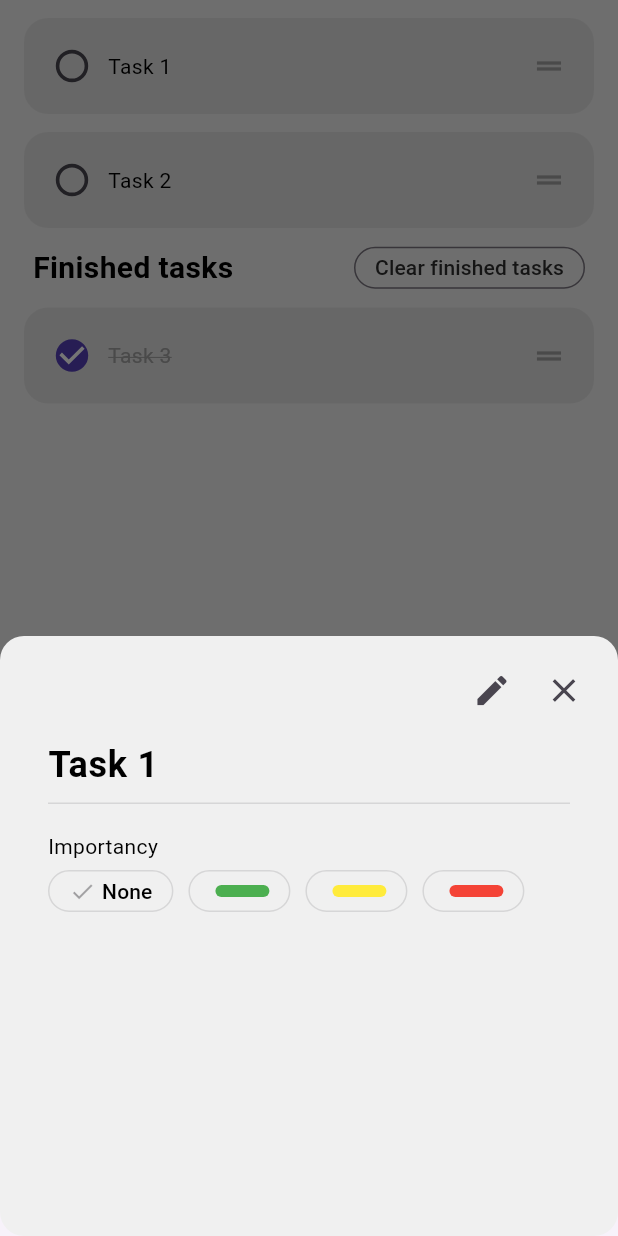
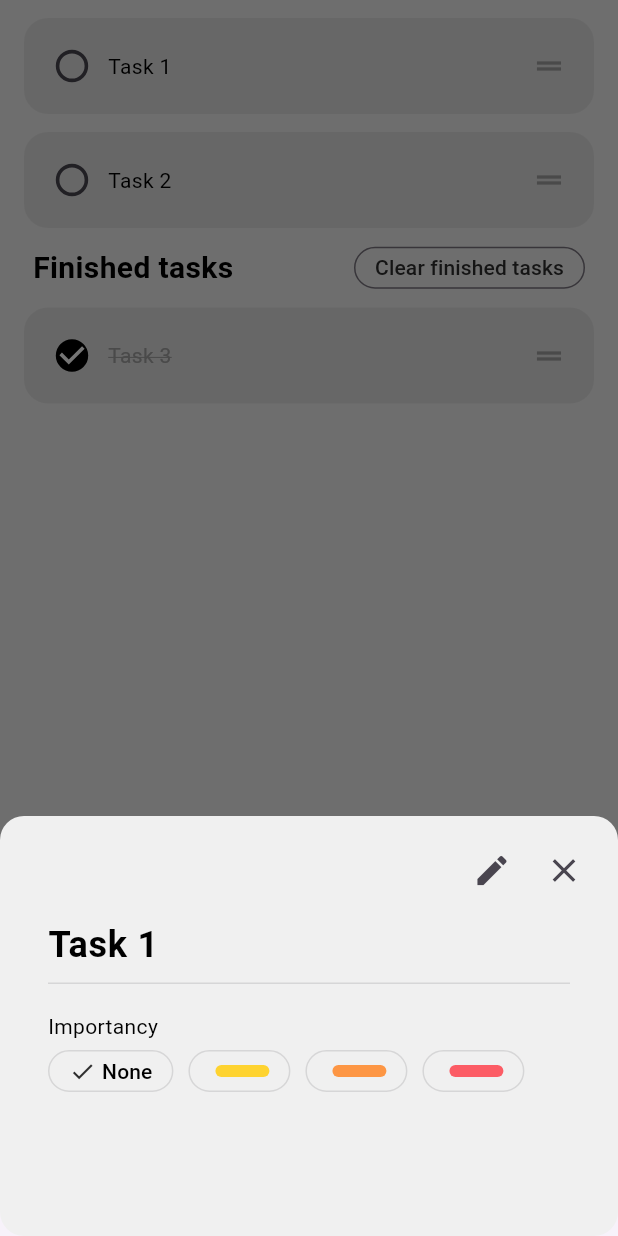
Before and after one commit to Lund2005/simple_todo_app, a Flutter app: the screen it shows after launch, after a tap on "Task 1", on a phone screen of 412 x 824 dp. Run offline on Flutter 3.47's test engine with Material 3 defaults, Android fonts, the light colour scheme and no system bars.

Commit message:
Finished basic editing and fixed text overflow

```diff
--- a/lib/edit_window.dart
+++ b/lib/edit_window.dart
@@ -5,10 +5,12 @@ import 'package:simple_todo/util/color_palette.dart';
 
 class EditWindow extends StatefulWidget {
   final TextEditingController textController;
-  final Function onSave;
+  final Function(int) onSave;
+  final int previousImportancyIndex;
 
   const EditWindow({
     required this.textController,
+    required this.previousImportancyIndex,
     required this.onSave,
     super.key,
   });
@@ -19,7 +21,13 @@ class EditWindow extends StatefulWidget {
 
 class _EditWindowState extends State<EditWindow> {
   bool editing = false;
-  int selectedIndex = 0;
+  late int importancyIndex;
+
+  @override
+  void initState() {
+    super.initState();
+    importancyIndex = widget.previousImportancyIndex;
+  }
 
   void selectImportancy() {}
 
@@ -56,7 +64,8 @@ class _EditWindowState extends State<EditWindow> {
                     SizedBox(width: 0),
                     IconButton(
                       onPressed: () {
-                        widget.onSave();
+                        print(importancyIndex);
+                        widget.onSave(importancyIndex);
                         Navigator.pop(context);
                       },
                       icon: Icon(Icons.check),
@@ -73,7 +82,12 @@ class _EditWindowState extends State<EditWindow> {
               TextFormField(
                 enabled: editing ? true : false,
                 controller: widget.textController,
-                decoration: InputDecoration(fillColor: ColorPalette.background),
+                decoration: InputDecoration(
+                  fillColor: ColorPalette.background,
+                  focusedBorder: UnderlineInputBorder(
+                    borderSide: BorderSide(color: ColorPalette.primary),
+                  ),
+                ),
                 onChanged: (value) => setState(() {}),
                 style: TextStyle(
                   color: ColorPalette.onBackground,
@@ -90,8 +104,15 @@ class _EditWindowState extends State<EditWindow> {
               Row(
                 children: [
                   SmallButton(
-                    onClick: editing ? selectImportancy : null,
-                    checked: selectedIndex == 0,
+                    onClick:
+                        editing
+                            ? () {
+                              setState(() {
+                                importancyIndex = 0;
+                              });
+                            }
+                            : null,
+                    checked: importancyIndex == 0,
                     child: Text(
                       'None',
                       style: TextStyle(color: ColorPalette.onBackground),
@@ -99,20 +120,41 @@ class _EditWindowState extends State<EditWindow> {
                   ),
                   SizedBox(width: 10),
                   SmallButton(
-                    onClick: editing ? selectImportancy : null,
-                    checked: selectedIndex == 1,
+                    onClick:
+                        editing
+                            ? () {
+                              setState(() {
+                                importancyIndex = 1;
+                              });
+                            }
+                            : null,
+                    checked: importancyIndex == 1,
                     child: ColorTag(color: ColorPalette.lowImportancy),
                   ),
                   SizedBox(width: 10),
                   SmallButton(
-                    onClick: editing ? selectImportancy : null,
-                    checked: selectedIndex == 2,
+                    onClick:
+                        editing
+                            ? () {
+                              setState(() {
+                                importancyIndex = 2;
+                              });
+                            }
+                            : null,
+                    checked: importancyIndex == 2,
                     child: ColorTag(color: ColorPalette.midImportancy),
                   ),
                   SizedBox(width: 10),
                   SmallButton(
-                    onClick: editing ? selectImportancy : null,
-                    checked: selectedIndex == 3,
+                    onClick:
+                        editing
+                            ? () {
+                              setState(() {
+                                importancyIndex = 3;
+                              });
+                            }
+                            : null,
+                    checked: importancyIndex == 3,
                     child: ColorTag(color: ColorPalette.highImportany),
                   ),
                 ],
--- a/lib/home_page.dart
+++ b/lib/home_page.dart
@@ -86,34 +86,33 @@ class _HomePageState extends State<HomePage> {
     _editingFieldController.text = todos[taskIndex].name;
     showModalBottomSheet(
       context: context,
+      isScrollControlled: true,
       builder: (context) {
-        return Container(
+        return Padding(
+          padding: EdgeInsets.only(
+            bottom: MediaQuery.of(context).viewInsets.bottom,
+          ),
+          child: Container(
             decoration: BoxDecoration(
               borderRadius: BorderRadius.circular(16),
               color: ColorPalette.background,
             ),
-          padding: EdgeInsets.only(
-            left: 12,
-            right: 12,
-            top: 12,
-            bottom:
-                MediaQuery.of(context).viewInsets.bottom +
-                24, //adjusting to keyboard
-          ),
+            padding: EdgeInsets.only(left: 12, right: 12, top: 12, bottom: 10),
             width: MediaQuery.of(context).size.width,
-          height:
-              MediaQuery.of(context).viewInsets.bottom +
-              400, //adjusting to keyboard
+            height: 280,
             child: EditWindow(
               textController: _editingFieldController,
-            onSave: () {
+              previousImportancyIndex: todos[taskIndex].importancy,
+              onSave: (importancyIndex) {
                 setState(() {
                   todos[taskIndex].name = _editingFieldController.text;
+                  todos[taskIndex].importancy = importancyIndex;
                 });
                 Future.delayed(const Duration(milliseconds: 300), () {
                   _editingFieldController.clear();
                 });
               },
+            ),
           ),
         );
       },
@@ -212,6 +211,7 @@ class _HomePageState extends State<HomePage> {
                                   index: index,
                                   taskName: cur.name,
                                   taskCompleted: false,
+                                  importancy: cur.importancy,
                                   environmentalContent: todos,
                                   onChanged:
                                       (value) => checkBoxChanged(value, index),
@@ -322,6 +322,7 @@ class _HomePageState extends State<HomePage> {
                                 index: index,
                                 taskName: cur.name,
                                 taskCompleted: true,
+                                importancy: cur.importancy,
                                 environmentalContent: finished,
                                 onChanged:
                                     (value) => checkBoxChanged(value, index),
@@ -349,6 +350,7 @@ class _HomePageState extends State<HomePage> {
 class Task {
   String id;
   String name;
+  int importancy = 0;
 
   Task({required this.name}) : id = UniqueKey().toString();
 }
--- a/lib/sending_textfield.dart
+++ b/lib/sending_textfield.dart
@@ -27,7 +27,7 @@ class _SendingTextFieldState extends State<SendingTextField> {
               controller: widget.addingFieldController,
               decoration: InputDecoration(
                 hintText: 'What do you want to do?',
-                hintStyle: TextStyle(color: ColorPalette.secondary),
+                hintStyle: TextStyle(color: ColorPalette.onBackground),
                 contentPadding: EdgeInsets.only(
                   left: 20,
                   right: 20,
--- a/lib/small_button.dart
+++ b/lib/small_button.dart
@@ -30,7 +30,9 @@ class _SmallButtonState extends State<SmallButton> {
       onPressed: widget.onClick,
       child: Row(
         children: [
-          widget.checked ? Icon(Icons.check) : SizedBox(),
+          widget.checked
+              ? Icon(Icons.check, color: ColorPalette.secondary)
+              : SizedBox(),
           SizedBox(width: 4),
           widget.child,
         ],
--- a/lib/todo_list_tile.dart
+++ b/lib/todo_list_tile.dart
@@ -1,4 +1,5 @@
 import 'package:flutter/material.dart';
+import 'package:simple_todo/color_tag.dart';
 import 'package:simple_todo/util/color_palette.dart';
 
 class TodoListTile extends StatefulWidget {
@@ -6,6 +7,7 @@ class TodoListTile extends StatefulWidget {
   final int index;
   final String taskName;
   final bool taskCompleted;
+  final int importancy;
   final Function(bool?)? onChanged;
   final List environmentalContent;
 
@@ -14,6 +16,7 @@ class TodoListTile extends StatefulWidget {
     required this.index,
     required this.taskName,
     required this.taskCompleted,
+    required this.importancy,
     required this.onChanged,
     required this.environmentalContent,
   });
@@ -53,8 +56,24 @@ class _TodoListTileState extends State<TodoListTile> {
               ),
             ),
             //Task name
+            Expanded(
+              child: Column(
+                crossAxisAlignment: CrossAxisAlignment.start,
+                mainAxisSize: MainAxisSize.min,
+                children: [
+                  widget.importancy != 0
+                      ? ColorTag(
+                        width: 32,
+                        height: 8,
+                        color: ColorPalette.colorFromImportancy(
+                          widget.importancy,
+                        ),
+                      )
+                      : SizedBox(height: 0),
                   Text(
                     widget.taskName,
+                    overflow: TextOverflow.fade,
+                    softWrap: false,
                     style: TextStyle(
                       color:
                           widget.taskCompleted
@@ -71,9 +90,11 @@ class _TodoListTileState extends State<TodoListTile> {
                               : TextDecoration.none,
                     ),
                   ),
-            SizedBox(),
-            Expanded(
-              child: Container(
+                ],
+              ),
+            ),
+            SizedBox(width: 10),
+            Container(
               padding: EdgeInsets.only(right: 10),
               alignment: Alignment.centerRight,
               //drag handle with icon
@@ -83,7 +104,6 @@ class _TodoListTileState extends State<TodoListTile> {
                 child: Icon(Icons.drag_handle, color: ColorPalette.tertiary),
               ),
             ),
-            ),
           ],
         ),
       ),
--- a/lib/util/color_palette.dart
+++ b/lib/util/color_palette.dart
@@ -7,7 +7,7 @@ for flutters build in color system.
 */
 
 class ColorPalette {
-  static Color primary = const Color.fromARGB(255, 85, 64, 184);
+  static Color primary = const Color.fromARGB(255, 0, 0, 0);
   static Color secondary = Color.fromARGB(255, 45, 45, 45);
   static Color tertiary = Color.fromARGB(255, 161, 161, 161);
 
@@ -16,8 +16,8 @@ class ColorPalette {
   static Color background = Color.fromARGB(255, 240, 240, 240);
   static Color container = Color.fromARGB(255, 225, 225, 225);
 
-  static Color error = Color.fromARGB(255, 255, 75, 75);
-  static Color errorContainer = Color.fromARGB(255, 255, 202, 202);
+  static Color error = Color.fromARGB(255, 255, 65, 65);
+  static Color errorContainer = Color.fromARGB(255, 255, 199, 204);
 
   static Color onPrimary = Color.fromARGB(255, 255, 255, 255);
   static Color onSecondary = Color.fromARGB(255, 255, 255, 255);
@@ -26,7 +26,20 @@ class ColorPalette {
   static Color onBackground = Color.fromARGB(255, 0, 0, 0);
   static Color onContainer = Color.fromARGB(255, 0, 0, 0);
 
-  static Color lowImportancy = Colors.green;
-  static Color midImportancy = Colors.yellow;
-  static Color highImportany = Colors.red;
+  static Color lowImportancy = const Color.fromARGB(255, 254, 211, 48);
+  static Color midImportancy = const Color.fromARGB(255, 253, 150, 68);
+  static Color highImportany = const Color.fromARGB(255, 252, 92, 101);
+
+  static Color colorFromImportancy(int index) {
+    switch (index) {
+      case 1:
+        return lowImportancy;
+      case 2:
+        return midImportancy;
+      case 3:
+        return highImportany;
+      default:
+        return background;
+    }
+  }
 }
```
Also changed, not shown: 1 other file. Lines whose indentation alone changed are shown as unchanged.
